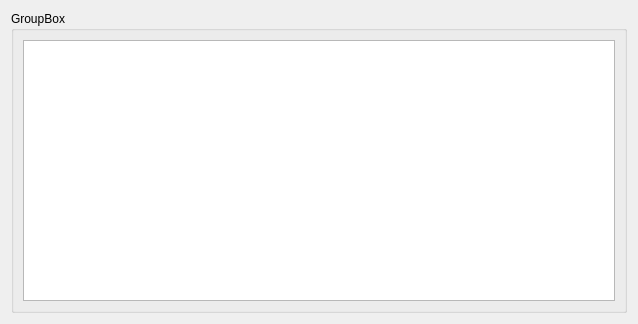
The window that schedule-ui/adddisciplinedialog.ui (BupTy03/schedule-project) describes before a commit, drawn with Qt 5.
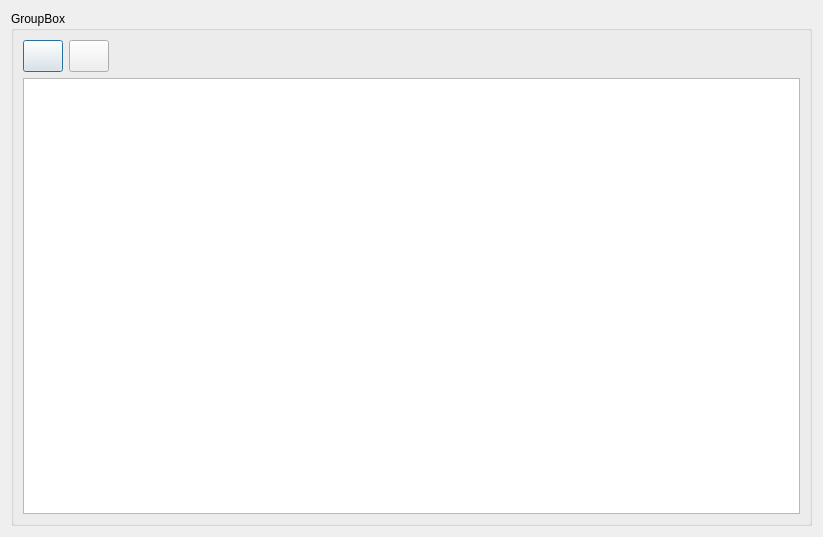
The same window after the commit. Icons and pictures are not drawn.

Commit message: + add/remove lesson items

Patch:
```diff
--- a/schedule-ui/adddisciplinedialog.ui
+++ b/schedule-ui/adddisciplinedialog.ui
@@ -6,8 +6,8 @@
    <rect>
     <x>0</x>
     <y>0</y>
-    <width>638</width>
-    <height>324</height>
+    <width>823</width>
+    <height>537</height>
    </rect>
   </property>
   <property name="windowTitle">
@@ -22,8 +22,71 @@
      <property name="title">
       <string>GroupBox</string>
      </property>
-     <layout class="QGridLayout" name="gridLayout">
-      <item row="0" column="0">
+     <layout class="QVBoxLayout" name="verticalLayout">
+      <item>
+       <layout class="QHBoxLayout" name="horizontalLayout">
+        <item>
+         <widget class="QPushButton" name="addLessonButton">
+          <property name="sizePolicy">
+           <sizepolicy hsizetype="Fixed" vsizetype="Fixed">
+            <horstretch>0</horstretch>
+            <verstretch>0</verstretch>
+           </sizepolicy>
+          </property>
+          <property name="minimumSize">
+           <size>
+            <width>32</width>
+            <height>32</height>
+           </size>
+          </property>
+          <property name="text">
+           <string/>
+          </property>
+          <property name="icon">
+           <iconset resource="resources.qrc">
+            <normaloff>:/img/add.ico</normaloff>:/img/add.ico</iconset>
+          </property>
+         </widget>
+        </item>
+        <item>
+         <widget class="QPushButton" name="removeLessonButton">
+          <property name="sizePolicy">
+           <sizepolicy hsizetype="Fixed" vsizetype="Fixed">
+            <horstretch>0</horstretch>
+            <verstretch>0</verstretch>
+           </sizepolicy>
+          </property>
+          <property name="minimumSize">
+           <size>
+            <width>32</width>
+            <height>32</height>
+           </size>
+          </property>
+          <property name="text">
+           <string/>
+          </property>
+          <property name="icon">
+           <iconset resource="resources.qrc">
+            <normaloff>:/img/remove.ico</normaloff>:/img/remove.ico</iconset>
+          </property>
+         </widget>
+        </item>
+        <item>
+         <spacer name="horizontalSpacer">
+          <property name="orientation">
+           <enum>Qt::Horizontal</enum>
+          </property>
+          <property name="sizeHint" stdset="0">
+           <size>
+            <width>40</width>
+            <height>20</height>
+           </size>
+          </property>
+         </spacer>
+        </item>
+       </layout>
+      </item>
+      <item>
        <widget class="QTableView" name="lessonsTableView"/>
       </item>
      </layout>
```
Left out of the diff: 5 changed lines with no effect on the pictures. The commit also changes 5 other files.
